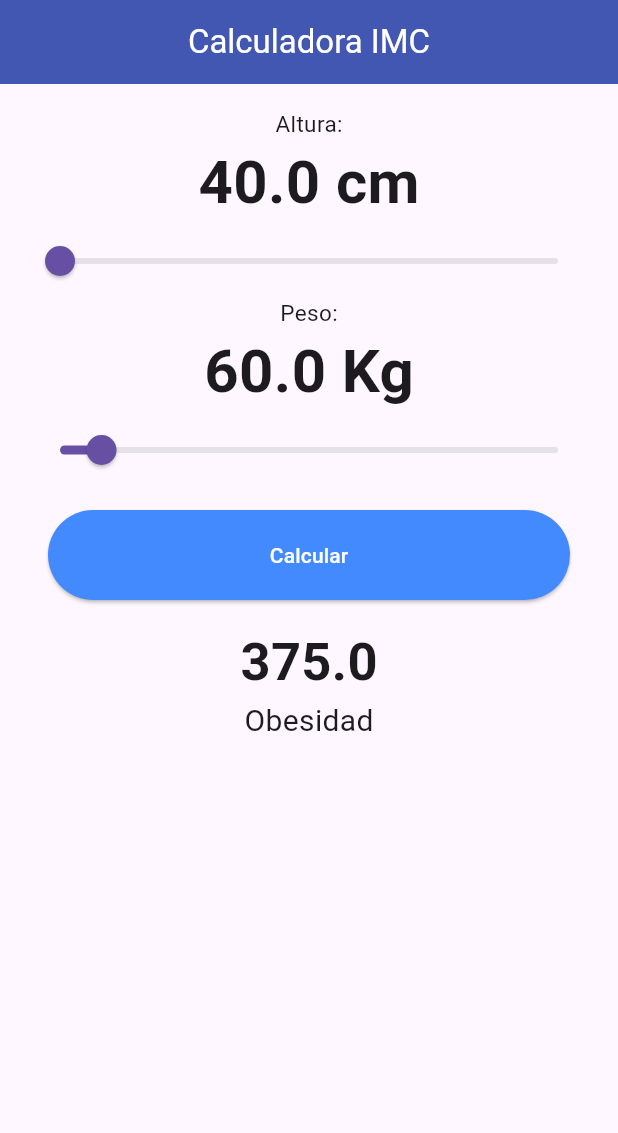
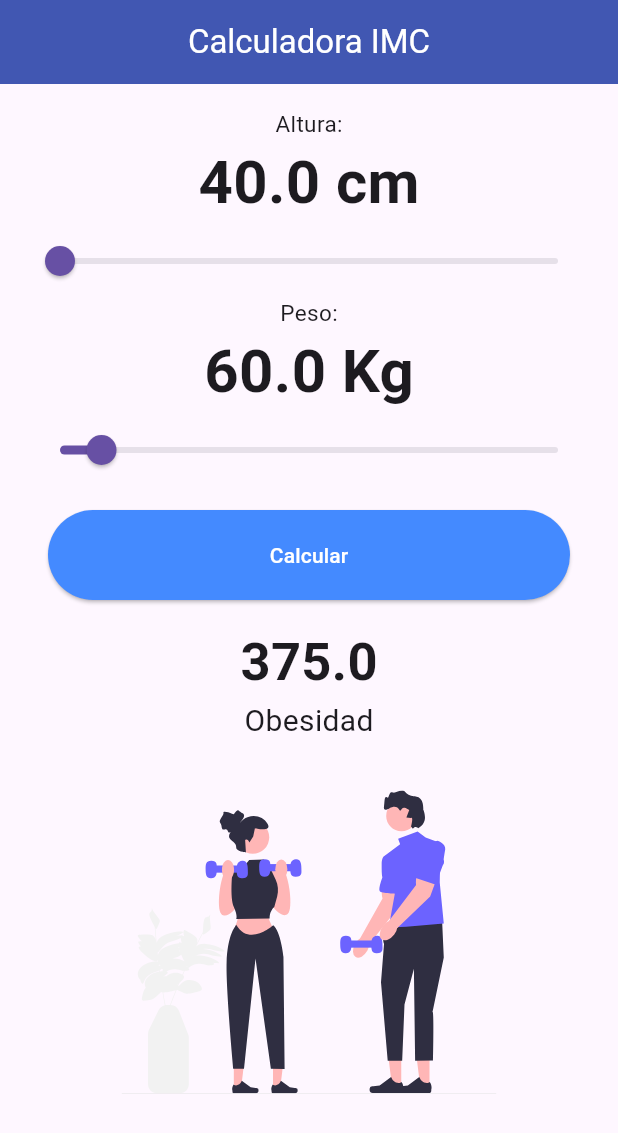
Before and after one commit to fr4nsgallegos/imcappg13, a Flutter app: the screen it shows after launch, after a tap on "Calcular", on a phone screen of 412 x 824 dp. Shown: the top 1133 px of the screen. Run offline on Flutter 3.47's test engine with Material 3 defaults, Android fonts, the phone set to English and light mode, and no system bars; our stand-ins replace flutter_svg.

Commit message:
mostrando resultados correctos

```diff
--- /dev/null
+++ b/lib/models/imc_model.dart
@@ -0,0 +1,25 @@
+class ImcModel {
+  String title;
+  String recomendation;
+  String pathImage;
+  ImcModel(this.title, this.recomendation, this.pathImage);
+}
+
+List<ImcModel> imcModelList = [
+  ImcModel(
+    "Bajo Peso",
+    "Se debe alimentar con los nutrienes necesarios",
+    "delgadez",
+  ),
+  ImcModel("Normal", "El IMC es normal, manten tu dieta balanceada", "normal"),
+  ImcModel(
+    "Sobrepeso",
+    "Salir a correr, tomar agua y comer saludable",
+    "sobrepeso",
+  ),
+  ImcModel(
+    "Obesidad",
+    "Realiza una dieta balanceada y has mas ejercicios",
+    "obesidad",
+  ),
+];
--- a/lib/pages/imc_page.dart
+++ b/lib/pages/imc_page.dart
@@ -1,4 +1,6 @@
 import 'package:flutter/material.dart';
+import 'package:flutter_svg/flutter_svg.dart';
+import 'package:imcappg13/models/imc_model.dart';
 import 'package:imcappg13/widgets/slider_widget.dart';
 
 class ImcPage extends StatefulWidget {
@@ -12,7 +14,7 @@ class _ImcPageState extends State<ImcPage> {
   double sliderHeigth = 40;
   double sliderweight = 60;
   double imcResult = 0;
-  String imcResultValue = "";
+  ImcModel? selectedImcModel;
 
   double calcularIMC() {
     imcResult = roundedDecimal(
@@ -27,13 +29,13 @@ class _ImcPageState extends State<ImcPage> {
 
   void imcResultSelected() {
     if (imcResult > 0 && imcResult < 18.5) {
-      imcResultValue = "Delgadez";
+      selectedImcModel = imcModelList[0];
     } else if (imcResult >= 18.5 && imcResult < 24.9) {
-      imcResultValue = "Normal";
+      selectedImcModel = imcModelList[1];
     } else if (imcResult >= 25.0 && imcResult < 29.9) {
-      imcResultValue = "Sobrepeso";
+      selectedImcModel = imcModelList[2];
     } else {
-      imcResultValue = "Obesidad";
+      selectedImcModel = imcModelList[3];
     }
     setState(() {});
   }
@@ -96,7 +98,17 @@ class _ImcPageState extends State<ImcPage> {
               imcResult.toString(),
               style: TextStyle(fontWeight: FontWeight.bold, fontSize: 35),
             ),
-            Text(imcResultValue, style: TextStyle(fontSize: 20)),
+            Text(
+              selectedImcModel?.title ?? "-",
+              style: TextStyle(fontSize: 20),
+            ),
+            SizedBox(height: 32),
+            selectedImcModel == null
+                ? Text("Realiza el cálculo para ver el resultado")
+                : SvgPicture.asset(
+                    "assets/images/${selectedImcModel!.pathImage}.svg",
+                    width: 250,
+                  ),
           ],
         ),
       ),
--- a/pubspec.yaml
+++ b/pubspec.yaml
@@ -34,6 +34,7 @@ dependencies:
   # The following adds the Cupertino Icons font to your application.
   # Use with the CupertinoIcons class for iOS style icons.
   cupertino_icons: ^1.0.8
+  flutter_svg: ^2.2.0
 
 dev_dependencies:
   flutter_test:
@@ -58,8 +59,8 @@ flutter:
   uses-material-design: true
 
   # To add assets to your application, add an assets section, like this:
-  # assets:
-  #   - images/a_dot_burr.jpeg
+  assets:
+    - assets/images/
   #   - images/a_dot_ham.jpeg
 
   # An image asset can refer to one or more resolution-specific "variants", see
```
Also changed, not shown: assets/images/delgadez.svg (added), assets/images/normal.svg (added), assets/images/obesidad.svg (added), assets/images/sobrepeso.svg (added), pubspec.lock.
